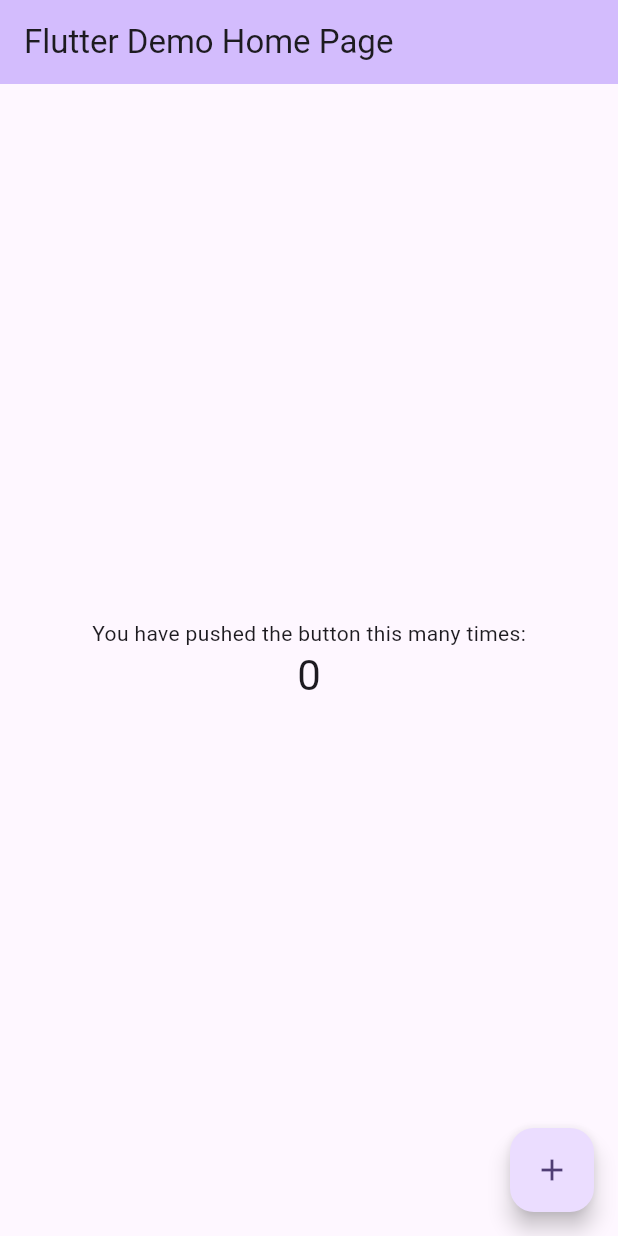
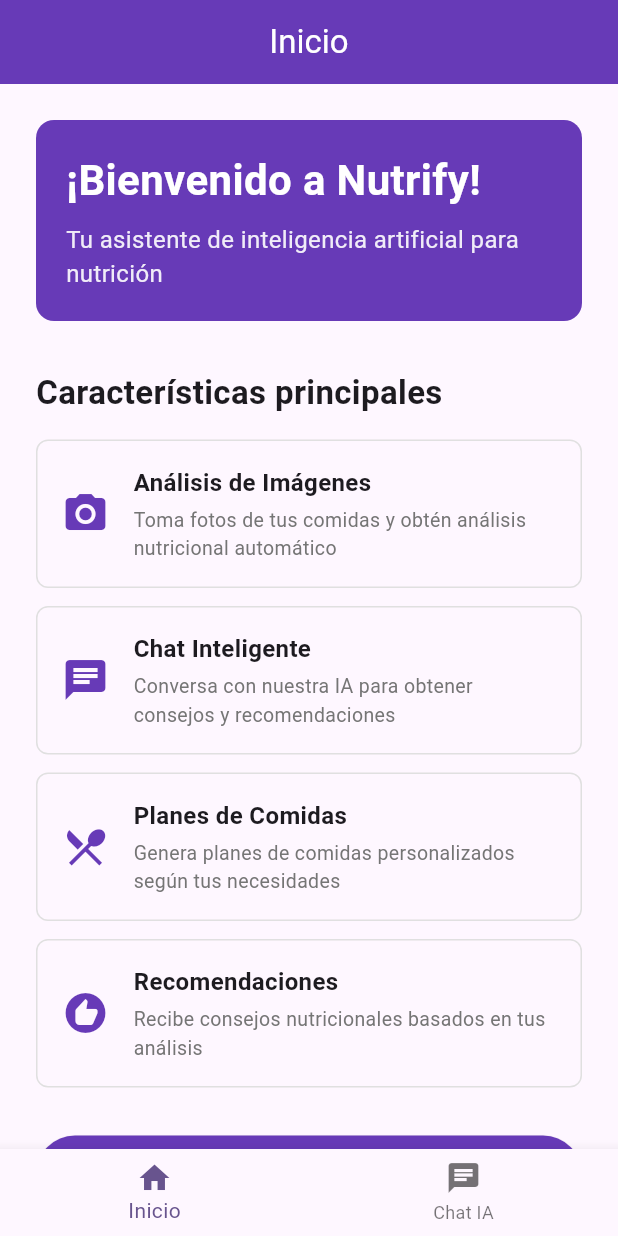
Before and after one commit to StalynG/nutriapp, a Flutter app: the screen it shows after launch, on a phone screen of 412 x 824 dp. Run offline on Flutter 3.47's test engine with Material 3 defaults, Android fonts, the phone set to English and light mode, and no system bars; our stand-ins replace flutter_dotenv.

Commit message:
refactor(app): integrate AI features and restructure app architecture
- Add environment initialization with dotenv loading
- Configure Provider dependency injection container
- Add MultiProvider for OpenAI service and repositories
- Create ChangeNotifierProxyProvider for AiProvider
- Implement bottom navigation between Home and AI Chat
- Redesign home screen with feature showcase
- Add nutritional app branding and info cards
- Update theme configuration with Material 3

```diff
--- a/lib/main.dart
+++ b/lib/main.dart
@@ -1,51 +1,55 @@
 import 'package:flutter/material.dart';
+import 'package:flutter_dotenv/flutter_dotenv.dart';
+import 'package:provider/provider.dart';
 
-void main() {
+import 'domain/repositories/ai_repository_impl.dart';
+import 'infrastructure/services/openai_service.dart';
+import 'providers/ai_provider.dart';
+import 'src/screens/ai_chat_screen.dart';
+
+Future<void> main() async {
+  await dotenv.load();
   runApp(const MyApp());
 }
 
 class MyApp extends StatelessWidget {
   const MyApp({super.key});
 
-  // This widget is the root of your application.
   @override
   Widget build(BuildContext context) {
-    return MaterialApp(
-      title: 'Flutter Demo',
-      theme: ThemeData(
-        // This is the theme of your application.
-        //
-        // TRY THIS: Try running your application with "flutter run". You'll see
-        // the application has a purple toolbar. Then, without quitting the app,
-        // try changing the seedColor in the colorScheme below to Colors.green
-        // and then invoke "hot reload" (save your changes or press the "hot
-        // reload" button in a Flutter-supported IDE, or press "r" if you used
-        // the command line to start the app).
-        //
-        // Notice that the counter didn't reset back to zero; the application
-        // state is not lost during the reload. To reset the state, use hot
-        // restart instead.
-        //
-        // This works for code too, not just values: Most code changes can be
-        // tested with just a hot reload.
-        colorScheme: .fromSeed(seedColor: Colors.deepPurple),
+    return MultiProvider(
+      providers: [
+        Provider(
+          create: (_) => OpenAIService(),
+        ),
+        ProxyProvider<OpenAIService, AiRepositoryImpl>(
+          create: (context) =>
+              AiRepositoryImpl(context.read<OpenAIService>()),
+          update: (context, openaiService, previous) =>
+              AiRepositoryImpl(openaiService),
+        ),
+        ChangeNotifierProxyProvider<AiRepositoryImpl, AiProvider>(
+          create: (context) =>
+              AiProvider(context.read<AiRepositoryImpl>()),
+          update: (context, aiRepository, previous) =>
+              AiProvider(aiRepository),
+        ),
+      ],
+      child: MaterialApp(
+        title: 'Nutrify - IA Nutricional',
+        theme: ThemeData(
+          colorScheme: ColorScheme.fromSeed(seedColor: Colors.deepPurple),
+          useMaterial3: true,
+        ),
+        home: const MyHomePage(title: 'Nutrify - Análisis Nutricional'),
+        debugShowCheckedModeBanner: false,
       ),
-      home: const MyHomePage(title: 'Flutter Demo Home Page'),
     );
   }
 }
 
 class MyHomePage extends StatefulWidget {
   const MyHomePage({super.key, required this.title});
-
-  // This widget is the home page of your application. It is stateful, meaning
-  // that it has a State object (defined below) that contains fields that affect
-  // how it looks.
-
-  // This class is the configuration for the state. It holds the values (in this
-  // case the title) provided by the parent (in this case the App widget) and
-  // used by the build method of the State. Fields in a Widget subclass are
-  // always marked "final".
 
   final String title;
 
@@ -54,59 +58,198 @@
 }
 
 class _MyHomePageState extends State<MyHomePage> {
-  int _counter = 0;
-
-  void _incrementCounter() {
-    setState(() {
-      // This call to setState tells the Flutter framework that something has
-      // changed in this State, which causes it to rerun the build method below
-      // so that the display can reflect the updated values. If we changed
-      // _counter without calling setState(), then the build method would not be
-      // called again, and so nothing would appear to happen.
-      _counter++;
-    });
-  }
+  int _selectedIndex = 0;
 
   @override
   Widget build(BuildContext context) {
-    // This method is rerun every time setState is called, for instance as done
-    // by the _incrementCounter method above.
-    //
-    // The Flutter framework has been optimized to make rerunning build methods
-    // fast, so that you can just rebuild anything that needs updating rather
-    // than having to individually change instances of widgets.
     return Scaffold(
       appBar: AppBar(
-        // TRY THIS: Try changing the color here to a specific color (to
-        // Colors.amber, perhaps?) and trigger a hot reload to see the AppBar
-        // change color while the other colors stay the same.
-        backgroundColor: Theme.of(context).colorScheme.inversePrimary,
-        // Here we take the value from the MyHomePage object that was created by
-        // the App.build method, and use it to set our appbar title.
-        title: Text(widget.title),
+        title: Text(_selectedIndex == 0 ? 'Inicio' : 'Chat Nutricional'),
+        centerTitle: true,
+        elevation: 0,
+        backgroundColor: Colors.deepPurple,
+        foregroundColor: Colors.white,
       ),
-      body: Center(
-        // Center is a layout widget. It takes a single child and positions it
-        // in the middle of the parent.
+      body: _selectedIndex == 0 ? _buildHome() : const AiChatScreen(),
+      bottomNavigationBar: BottomNavigationBar(
+        currentIndex: _selectedIndex,
+        onTap: (index) {
+          setState(() {
+            _selectedIndex = index;
+          });
+        },
+        items: const [
+          BottomNavigationBarItem(
+            icon: Icon(Icons.home),
+            label: 'Inicio',
+          ),
+          BottomNavigationBarItem(
+            icon: Icon(Icons.chat),
+            label: 'Chat IA',
+          ),
+        ],
+      ),
+    );
+  }
+
+  Widget _buildHome() {
+    return SingleChildScrollView(
+      child: Padding(
+        padding: const EdgeInsets.all(24.0),
         child: Column(
-          // Column is also a layout widget. It takes a list of children and
-          // arranges them vertically. By default, it sizes itself to fit its
-          // children horizontally, and tries to be as tall as its parent.
-
-          mainAxisAlignment: .center,
+          crossAxisAlignment: CrossAxisAlignment.stretch,
           children: [
-            const Text('You have pushed the button this many times:'),
-            Text(
-              '$_counter',
-              style: Theme.of(context).textTheme.headlineMedium,
+            // Header
+            Container(
+              padding: const EdgeInsets.all(20),
+              decoration: BoxDecoration(
+                color: Colors.deepPurple,
+                borderRadius: BorderRadius.circular(12),
+              ),
+              child: Column(
+                crossAxisAlignment: CrossAxisAlignment.start,
+                children: [
+                  const Text(
+                    '¡Bienvenido a Nutrify!',
+                    style: TextStyle(
+                      fontSize: 28,
+                      fontWeight: FontWeight.bold,
+                      color: Colors.white,
+                    ),
+                  ),
+                  const SizedBox(height: 8),
+                  Text(
+                    'Tu asistente de inteligencia artificial para nutrición',
+                    style: TextStyle(
+                      fontSize: 16,
+                      color: Colors.white.withOpacity(0.9),
+                    ),
+                  ),
+                ],
+              ),
+            ),
+            const SizedBox(height: 32),
+            // Features
+            const Text(
+              'Características principales',
+              style: TextStyle(
+                fontSize: 22,
+                fontWeight: FontWeight.bold,
+              ),
+            ),
+            const SizedBox(height: 16),
+            _buildFeatureCard(
+              icon: Icons.camera_alt,
+              title: 'Análisis de Imágenes',
+              description:
+                  'Toma fotos de tus comidas y obtén análisis nutricional automático',
+            ),
+            const SizedBox(height: 12),
+            _buildFeatureCard(
+              icon: Icons.chat,
+              title: 'Chat Inteligente',
+              description:
+                  'Conversa con nuestra IA para obtener consejos y recomendaciones',
+            ),
+            const SizedBox(height: 12),
+            _buildFeatureCard(
+              icon: Icons.restaurant_menu,
+              title: 'Planes de Comidas',
+              description:
+                  'Genera planes de comidas personalizados según tus necesidades',
+            ),
+            const SizedBox(height: 12),
+            _buildFeatureCard(
+              icon: Icons.recommend,
+              title: 'Recomendaciones',
+              description:
+                  'Recibe consejos nutricionales basados en tus análisis',
+            ),
+            const SizedBox(height: 32),
+            // Call to action
+            ElevatedButton.icon(
+              onPressed: () {
+                setState(() {
+                  _selectedIndex = 1;
+                });
+              },
+              icon: const Icon(Icons.chat),
+              label: const Text('Ir al Chat'),
+              style: ElevatedButton.styleFrom(
+                padding: const EdgeInsets.symmetric(vertical: 16),
+                backgroundColor: Colors.deepPurple,
+                foregroundColor: Colors.white,
+              ),
+            ),
+            const SizedBox(height: 24),
+            // Info
+            Container(
+              padding: const EdgeInsets.all(16),
+              decoration: BoxDecoration(
+                color: Colors.blue[50],
+                borderRadius: BorderRadius.circular(8),
+                border: Border.all(color: Colors.blue[200]!),
+              ),
+              child: Row(
+                children: [
+                  Icon(Icons.info, color: Colors.blue[700]),
+                  const SizedBox(width: 12),
+                  Expanded(
+                    child: Text(
+                      'Asegúrate de configurar tu API Key de OpenAI en el archivo .env',
+                      style: TextStyle(
+                        color: Colors.blue[900],
+                        fontSize: 13,
+                      ),
+                    ),
+                  ),
+                ],
+              ),
             ),
           ],
         ),
       ),
-      floatingActionButton: FloatingActionButton(
-        onPressed: _incrementCounter,
-        tooltip: 'Increment',
-        child: const Icon(Icons.add),
+    );
+  }
+
+  Widget _buildFeatureCard({
+    required IconData icon,
+    required String title,
+    required String description,
+  }) {
+    return Container(
+      padding: const EdgeInsets.all(16),
+      decoration: BoxDecoration(
+        border: Border.all(color: Colors.grey[300]!),
+        borderRadius: BorderRadius.circular(8),
+      ),
+      child: Row(
+        children: [
+          Icon(icon, size: 32, color: Colors.deepPurple),
+          const SizedBox(width: 16),
+          Expanded(
+            child: Column(
+              crossAxisAlignment: CrossAxisAlignment.start,
+              children: [
+                Text(
+                  title,
+                  style: const TextStyle(
+                    fontSize: 16,
+                    fontWeight: FontWeight.bold,
+                  ),
+                ),
+                const SizedBox(height: 4),
+                Text(
+                  description,
+                  style: TextStyle(
+                    fontSize: 13,
+                    color: Colors.grey[600],
+                  ),
+                ),
+              ],
+            ),
+          ),
+        ],
       ),
     );
   }
```
